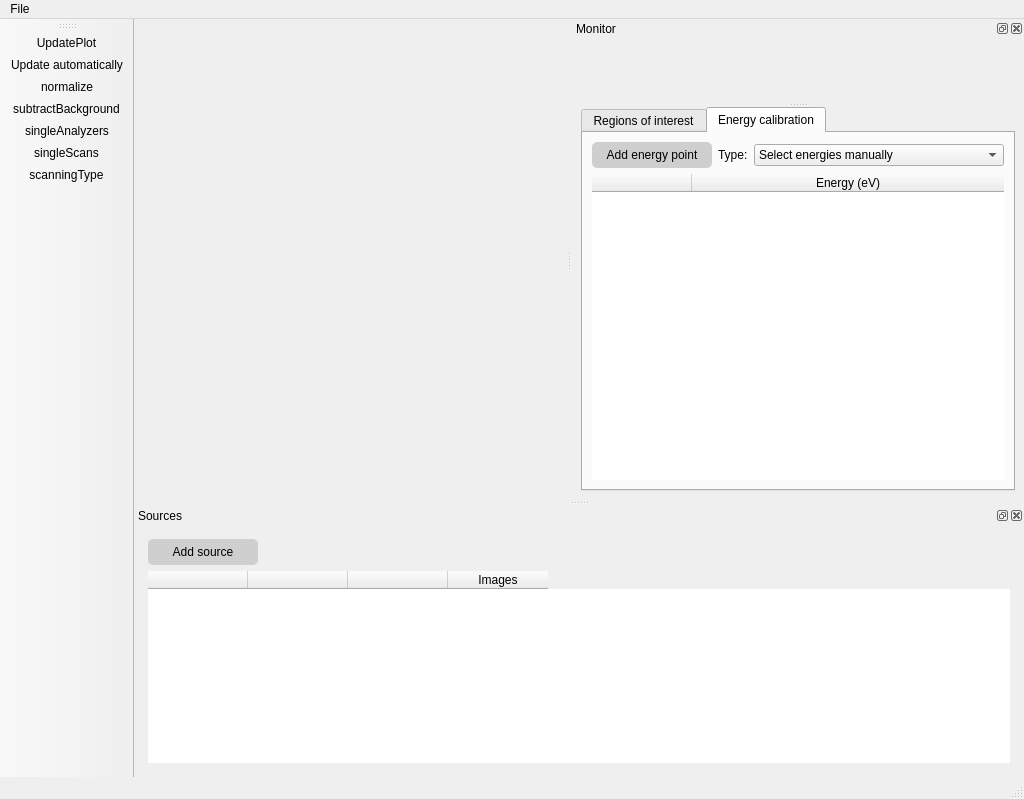
The window that nosey/ui/main.ui (flmiot/nosey) describes before a commit, drawn with Qt 5.
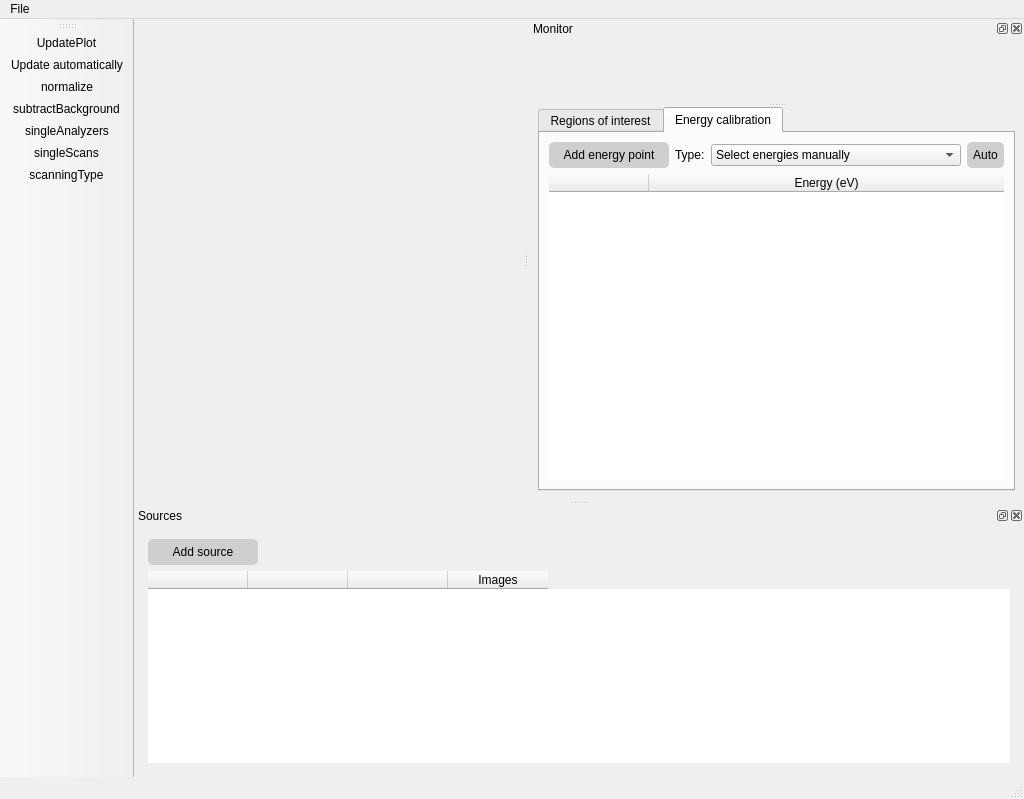
The same window after the commit. The open tabs and pages were chosen to show the change. Icons and pictures are not drawn. Custom widgets are drawn as their Qt base class.

Commit message: Major updates for energy calibration

What changed in the file:
```diff
--- a/nosey/ui/main.ui
+++ b/nosey/ui/main.ui
@@ -1353,6 +1353,13 @@
                 </item>
                </widget>
               </item>
+              <item>
+               <widget class="QPushButton" name="btn_autoCalibration">
+                <property name="text">
+                 <string>Auto</string>
+                </property>
+               </widget>
+              </item>
              </layout>
             </item>
             <item>
```
Left out of the diff: 5 changed lines with no effect on the pictures. The commit also changes 9 other files.
